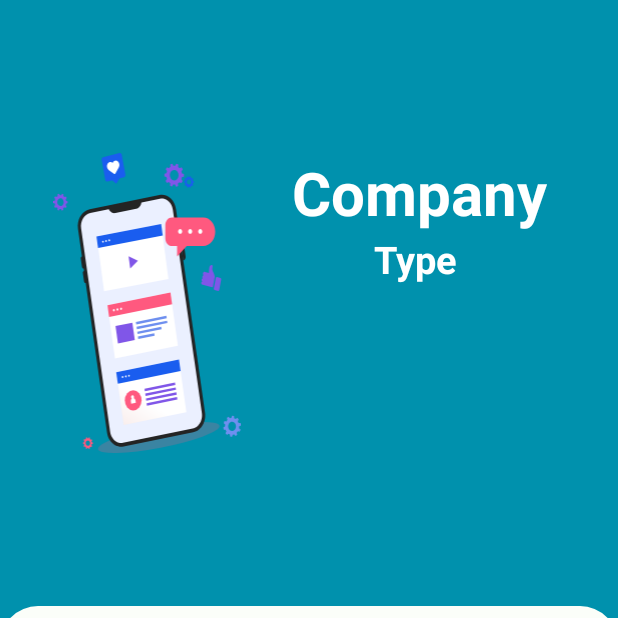
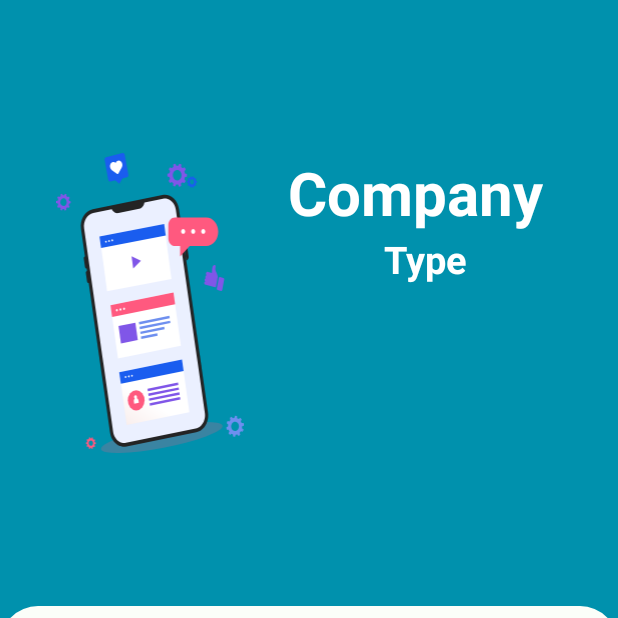
Before and after one commit to ankitgoyal2/GuestApp, an Android app: the DetailActivity screen opened directly, with no data from a screen before it, on a phone screen of 412 x 824 dp, the top half of it. Run offline under Robolectric (Android 15) with nearby library versions, the phone set to English and light mode, and no system bars; our stand-ins replace Firebase (no records; nobody signed in at launch, a user with empty details on screens opened directly); 6 statements that could not run were skipped.

Commit message:
Scanner Layout UI changed. Color scheme decided.

```diff
--- a/app/src/main/res/drawable-v24/ic_flash_off_black_24dp.xml
+++ b/app/src/main/res/drawable-v24/ic_flash_off_black_24dp.xml
@@ -1,5 +1,5 @@
-<vector android:height="48dp" android:tint="#2886EA"
+<vector android:height="30dp" android:tint="#0097A7"
     android:viewportHeight="24.0" android:viewportWidth="24.0"
-    android:width="48dp" xmlns:android="http://schemas.android.com/apk/res/android">
+    android:width="30dp" xmlns:android="http://schemas.android.com/apk/res/android">
     <path android:fillColor="#FF000000" android:pathData="M3.27,3L2,4.27l5,5V13h3v9l3.58,-6.14L17.73,20 19,18.73 3.27,3zM17,10h-4l4,-8H7v2.18l8.46,8.46L17,10z"/>
 </vector>
--- a/app/src/main/res/drawable-v24/ic_flash_on_black_24dp.xml
+++ b/app/src/main/res/drawable-v24/ic_flash_on_black_24dp.xml
@@ -1,9 +1,9 @@
 <vector xmlns:android="http://schemas.android.com/apk/res/android"
-        android:width="24dp"
-        android:height="24dp"
+        android:width="30dp"
+        android:height="30dp"
         android:viewportWidth="24.0"
         android:viewportHeight="24.0">
     <path
-        android:fillColor="#FF000000"
+        android:fillColor="#FF0097A7"
         android:pathData="M7,2v11h3v9l7,-12h-4l4,-8z"/>
 </vector>
--- a/app/src/main/res/layout/activity_detail.xml
+++ b/app/src/main/res/layout/activity_detail.xml
@@ -12,10 +12,10 @@
         android:layout_height="200dp"
         android:src="@drawable/ic_details"
         app:layout_constraintBottom_toTopOf="@+id/constraintLayout"
-        app:layout_constraintEnd_toStartOf="@+id/company"
+        app:layout_constraintEnd_toEndOf="parent"
+        app:layout_constraintHorizontal_bias="0.0"
         app:layout_constraintStart_toStartOf="parent"
         app:layout_constraintTop_toTopOf="parent"
-        app:layout_constraintHorizontal_bias="0.5"
         app:layout_constraintVertical_bias="0.5">
 
     </ImageView>
@@ -30,7 +30,8 @@
         android:textStyle="bold"
         app:layout_constraintBottom_toTopOf="@+id/constraintLayout"
         app:layout_constraintEnd_toEndOf="parent"
-        app:layout_constraintHorizontal_bias="0.804"
+        app:layout_constraintHorizontal_bias="1"
+        android:layout_marginEnd="50dp"
         app:layout_constraintStart_toStartOf="parent"
         app:layout_constraintTop_toTopOf="parent"
         app:layout_constraintVertical_bias="0.289" />
@@ -45,7 +46,8 @@
         android:textStyle="bold"
         app:layout_constraintBottom_toTopOf="@+id/constraintLayout"
         app:layout_constraintEnd_toEndOf="parent"
-        app:layout_constraintHorizontal_bias="0.7"
+        app:layout_constraintHorizontal_bias="1"
+        android:layout_marginEnd="100dp"
         app:layout_constraintStart_toStartOf="parent"
         app:layout_constraintTop_toBottomOf="@+id/company"
         app:layout_constraintVertical_bias="0.0" />
--- a/app/src/main/res/values/colors.xml
+++ b/app/src/main/res/values/colors.xml
@@ -1,6 +1,6 @@
 <?xml version="1.0" encoding="utf-8"?>
 <resources>
     <color name="colorPrimary">#6200EE</color>
-    <color name="colorPrimaryDark">#3700B3</color>
+    <color name="colorPrimaryDark">#0097A7</color>
     <color name="colorAccent">#03DAC5</color>
 </resources>
```
Also changed, not shown: app/src/main/res/layout/activity_scan.xml (+64 -9 lines), app/src/main/res/font/bubbler_one.ttf (added).
